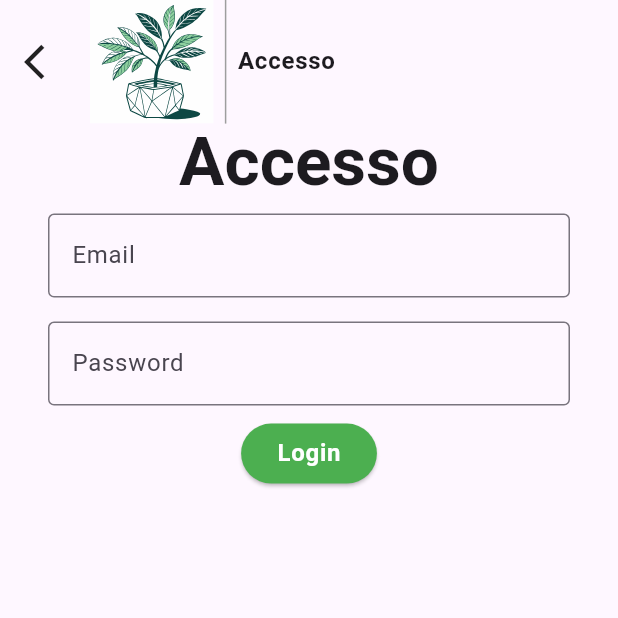
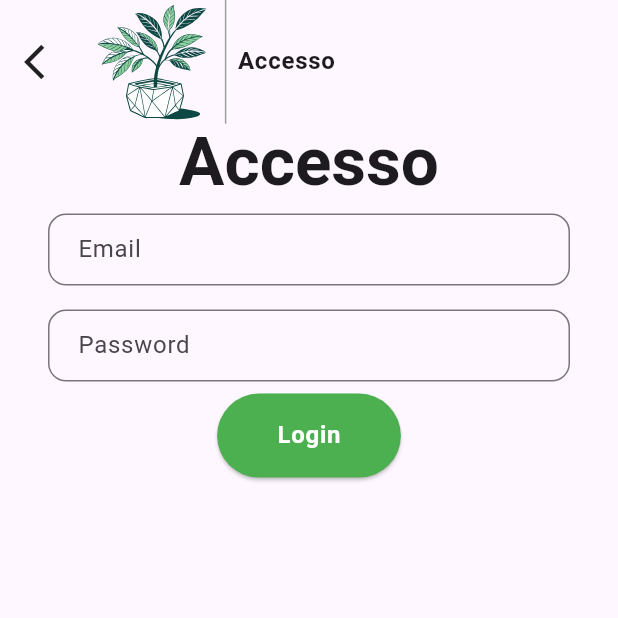
Before and after one commit to ProgettoEMAD/EMAD24-25-GrowMate, a Flutter app: the screen it shows after launch, after a tap on "Accedi", on a phone screen of 412 x 824 dp, the top half of it. Run offline on Flutter 3.47's test engine with Material 3 defaults, Android fonts, the phone set to English and light mode, and no system bars; our stand-ins replace camera, cloud_firestore, firebase_auth, firebase_core, flutter_svg, shared_preferences; accounts and stored records are empty; generated files the repository leaves out were written again.

Commit message:
[WEB] UI enhancement

```diff
--- a/frontend_web/lib/login.dart
+++ b/frontend_web/lib/login.dart
@@ -4,18 +4,27 @@ import 'package:firebase_auth/firebase_auth.dart';
 import 'package:growmate_web/vivaio.dart';
 import 'package:shared_preferences/shared_preferences.dart';
 
-class Login extends StatelessWidget {
+class Login extends StatefulWidget {
+  static const String routeName = "login";
+
   const Login({super.key});
 
   @override
-  Widget build(BuildContext context) {
+  State<Login> createState() => _LoginState();
+}
+
+class _LoginState extends State<Login> {
   final TextEditingController emailController = TextEditingController();
   final TextEditingController passwordController = TextEditingController();
 
+  bool _obscureText = true;
+
+  @override
+  Widget build(BuildContext context) {
     Future<void> login(BuildContext context) async {
       try {
-    final UserCredential userCredential = await FirebaseAuth.instance
-        .signInWithEmailAndPassword(
+        final UserCredential userCredential =
+            await FirebaseAuth.instance.signInWithEmailAndPassword(
           email: emailController.text,
           password: passwordController.text,
         );
@@ -25,10 +34,7 @@ Future<void> login(BuildContext context) async {
         await prefs.setString('uid', userCredential.user!.uid);
 
         // Naviga alla pagina Vivaio
-    Navigator.pushReplacement(
-      context,
-      MaterialPageRoute(builder: (context) => VivaioScreen()),
-    );
+        Navigator.of(context).pushReplacementNamed(VivaioScreen.routeName);
       } catch (e) {
         ScaffoldMessenger.of(context).showSnackBar(
           SnackBar(content: Text('Error: $e')),
@@ -38,6 +44,9 @@ Future<void> login(BuildContext context) async {
 
     return Scaffold(
       body: Column(
+        crossAxisAlignment: CrossAxisAlignment.center,
+        mainAxisAlignment: MainAxisAlignment.center,
+        mainAxisSize: MainAxisSize.max,
         children: [
           SizedBox(
             height: MediaQuery.of(context).size.height * 0.1,
@@ -91,8 +100,11 @@ Future<void> login(BuildContext context) async {
                     padding: const EdgeInsets.symmetric(vertical: 8.0),
                     child: TextField(
                       controller: emailController,
-                      decoration: const InputDecoration(
-                        border: OutlineInputBorder(),
+                      decoration: InputDecoration(
+                        contentPadding: EdgeInsets.symmetric(horizontal: 16),
+                        border: OutlineInputBorder(
+                          borderRadius: BorderRadius.circular(12),
+                        ),
                         labelText: 'Email',
                       ),
                     ),
@@ -101,9 +113,29 @@ Future<void> login(BuildContext context) async {
                     padding: const EdgeInsets.symmetric(vertical: 8.0),
                     child: TextField(
                       controller: passwordController,
-                      obscureText: true,
-                      decoration: const InputDecoration(
-                        border: OutlineInputBorder(),
+                      obscureText: _obscureText,
+                      decoration: InputDecoration(
+                        contentPadding: EdgeInsets.symmetric(horizontal: 16),
+                        suffix: IconButton(
+                          padding: EdgeInsets.zero,
+                          onPressed: () {
+                            setState(() {
+                              _obscureText = !_obscureText;
+                            });
+                          },
+                          icon: _obscureText
+                              ? Icon(
+                                  Icons.visibility,
+                                  color: Colors.green,
+                                )
+                              : Icon(
+                                  Icons.visibility_off,
+                                  color: Colors.green,
+                                ),
+                        ),
+                        border: OutlineInputBorder(
+                          borderRadius: BorderRadius.circular(12),
+                        ),
                         labelText: 'Password',
                       ),
                     ),
@@ -113,11 +145,26 @@ Future<void> login(BuildContext context) async {
                       backgroundColor: Colors.green,
                       foregroundColor: Colors.white,
                     ),
-                    onPressed: () => login(context),
+                    onPressed: () {
+                      if (RegExp(
+                              r'^[a-zA-Z0-9._%-]+@[a-zA-Z0-9.-]+\.[a-zA-Z]{2,4}$')
+                          .hasMatch(emailController.text)) {
+                        login(context);
+                      } else {
+                        ScaffoldMessenger.of(context).showSnackBar(
+                          const SnackBar(
+                            content: Text('Email non valida'),
+                          ),
+                        );
+                      }
+                    },
+                    child: Padding(
+                      padding: const EdgeInsets.all(16),
                       child: Text(
                         'Login',
                         style: Theme.of(context).textTheme.bodyLarge?.copyWith(
                             fontWeight: FontWeight.bold, color: Colors.white),
+                      ),
                     ),
                   ),
                 ],
--- a/frontend_web/lib/main.dart
+++ b/frontend_web/lib/main.dart
@@ -2,6 +2,7 @@
 import 'package:flutter/material.dart';
 import 'package:flutter_svg/flutter_svg.dart';
 import 'package:firebase_auth/firebase_auth.dart'; // Importa FirebaseAuth
+import 'package:growmate_web/register.dart';
 import 'firebase_options.dart';
 import 'package:growmate_web/login.dart';
 import 'package:growmate_web/vivaio.dart';
@@ -20,31 +21,23 @@
 
   @override
   Widget build(BuildContext context) {
-    return const MaterialApp(
-      home: AuthWrapper(), // Modificato per includere il controllo autenticazione
+    return MaterialApp(
+      routes: {
+        App.routeName: (context) => const App(),
+        Login.routeName: (context) => const Login(),
+        VivaioScreen.routeName: (context) => const VivaioScreen(),
+        Register.routeName: (context) => const Register(),
+      },
+      initialRoute: FirebaseAuth.instance.currentUser != null
+          ? VivaioScreen.routeName
+          : App.routeName,
     );
   }
 }
 
-// Questa classe gestisce la logica di reindirizzamento in base all'autenticazione
-class AuthWrapper extends StatelessWidget {
-  const AuthWrapper({super.key});
+class App extends StatelessWidget {
+  static const String routeName = "app";
 
-  @override
-  Widget build(BuildContext context) {
-    // Ottiene l'utente attualmente autenticato
-    final User? user = FirebaseAuth.instance.currentUser;
-
-    // Se l'utente è autenticato, reindirizza a VivaioScreen, altrimenti alla schermata iniziale
-    if (user != null) {
-      return const VivaioScreen(); // Schermata principale per l'utente autenticato
-    } else {
-      return const App(); // Schermata iniziale per l'utente non autenticato
-    }
-  }
-}
-
-class App extends StatelessWidget {
   const App({super.key});
 
   @override
@@ -81,15 +74,11 @@
                       ?.copyWith(fontWeight: FontWeight.bold),
                 ),
                 const Padding(
-                  padding: EdgeInsets.only(left: 4.0),
+                  padding: EdgeInsets.only(left: 16),
                 ),
                 ElevatedButton(
                   onPressed: () {
-                    Navigator.of(context).push(
-                      MaterialPageRoute(
-                        builder: (_) => Login(),
-                      ),
-                    );
+                    Navigator.of(context).pushNamed(Login.routeName);
                   },
                   style: ElevatedButton.styleFrom(
                     backgroundColor: Colors.green,
@@ -116,13 +105,10 @@
                       .displayMedium
                       ?.copyWith(fontWeight: FontWeight.bold),
                 ),
+                Padding(padding: EdgeInsets.only(top: 16)),
                 ElevatedButton(
                   onPressed: () {
-                    Navigator.of(context).push(
-                      MaterialPageRoute(
-                        builder: (_) => Login(),
-                      ),
-                    );
+                    Navigator.of(context).pushNamed(Login.routeName);
                   },
                   style: ElevatedButton.styleFrom(
                     backgroundColor: Colors.green,
@@ -131,7 +117,9 @@
                   child: Text(
                     'Accedi',
                     style: Theme.of(context).textTheme.bodyLarge?.copyWith(
-                        fontWeight: FontWeight.bold, color: Colors.white),
+                          fontWeight: FontWeight.bold,
+                          color: Colors.white,
+                        ),
                   ),
                 ),
               ],
--- a/frontend_web/lib/register.dart
+++ b/frontend_web/lib/register.dart
@@ -2,6 +2,8 @@ import 'package:flutter/material.dart';
 import 'package:flutter_svg/svg.dart';
 
 class Register extends StatelessWidget {
+  static const String routeName = "register";
+
   const Register({super.key});
 
   @override
--- a/frontend_web/pubspec.yaml
+++ b/frontend_web/pubspec.yaml
@@ -19,7 +19,7 @@ publish_to: 'none' # Remove this line if you wish to publish to pub.dev
 version: 1.0.0+1
 
 environment:
-  sdk: 3.5.4
+  sdk: 3.6.0-334.4.beta
 
 # Dependencies specify other packages that your package needs in order to work.
 # To automatically upgrade your package dependencies to the latest versions
```
Also changed, not shown: frontend_web/lib/vivaio.dart (+38 -29 lines), frontend_web/assets/logo.png (added), frontend_web/assets/logo.svg, frontend_web/pubspec.lock, 1 other file. Lines whose indentation alone changed are shown as unchanged.
